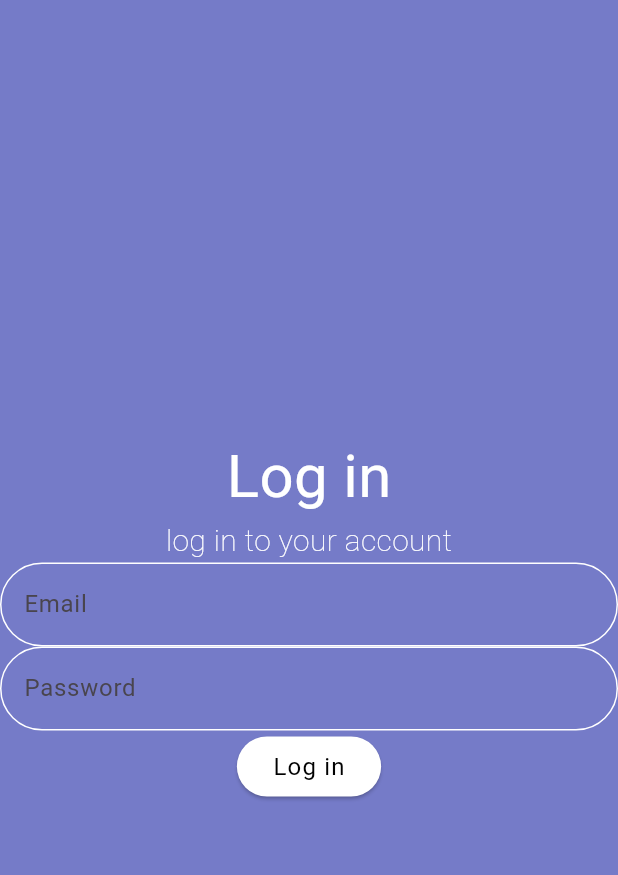
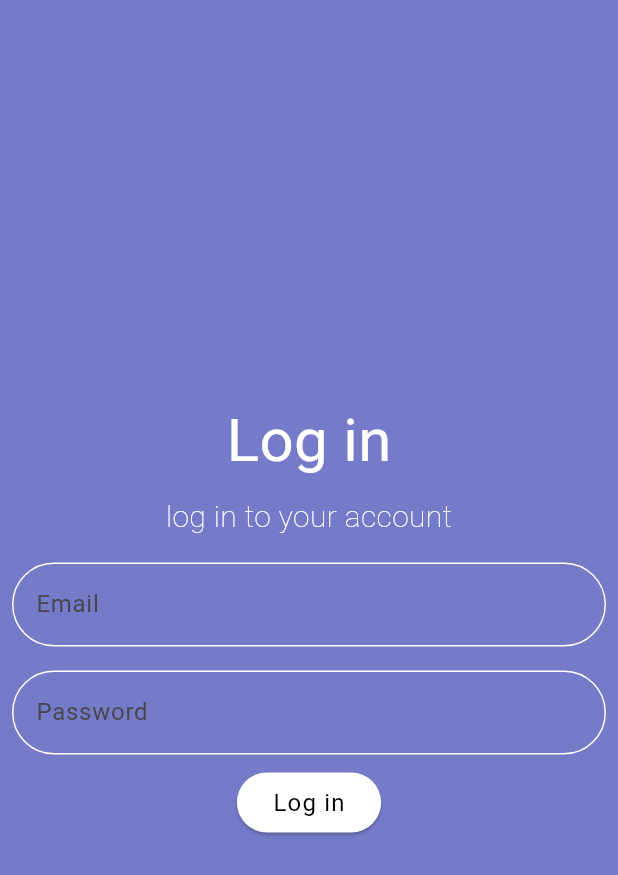
Before and after one commit to PetitBidule/learnverse, a Flutter app: the screen it shows after launch, on a phone screen of 412 x 824 dp. Shown: the top 875 px of the screen. Run offline on Flutter 3.47's test engine with Material 3 defaults, Android fonts, the phone set to English and light mode, and no system bars.

Commit message:
textfield + button V2

```diff
--- a/lib/screen/login.dart
+++ b/lib/screen/login.dart
@@ -19,13 +19,18 @@ class Login extends StatelessWidget {
                 fontSize: 40,
               ),
             ),
-            const Text('log in to your account',
+            Padding(
+              padding: const EdgeInsets.all(8.0),
+              child: const Text('log in to your account',
                   style: TextStyle(
                     color: Color.fromARGB(255, 255, 255, 255),
                     fontSize: 20,
                     fontWeight: FontWeight.w200,
                   )),
-            TextField(
+            ),
+            Padding(
+              padding: const EdgeInsets.all(8.0),
+              child: TextField(
                 decoration: InputDecoration(
                     enabledBorder: OutlineInputBorder(
                       borderRadius: BorderRadius.circular(40),
@@ -33,13 +38,17 @@ class Login extends StatelessWidget {
                     ),
                     hintText: 'Email'),
               ),
-            TextField(
+            ),
+            Padding(
+              padding: const EdgeInsets.all(8.0),
+              child: TextField(
                 decoration: InputDecoration(
                     enabledBorder: OutlineInputBorder(
                       borderRadius: BorderRadius.circular(40),
                       borderSide: BorderSide(color: Colors.white),
                     ),
                     hintText: 'Password'),
+              ),
             ),
             ElevatedButton(
                 style: ElevatedButton.styleFrom(
```
Lines whose indentation alone changed are shown as unchanged.
